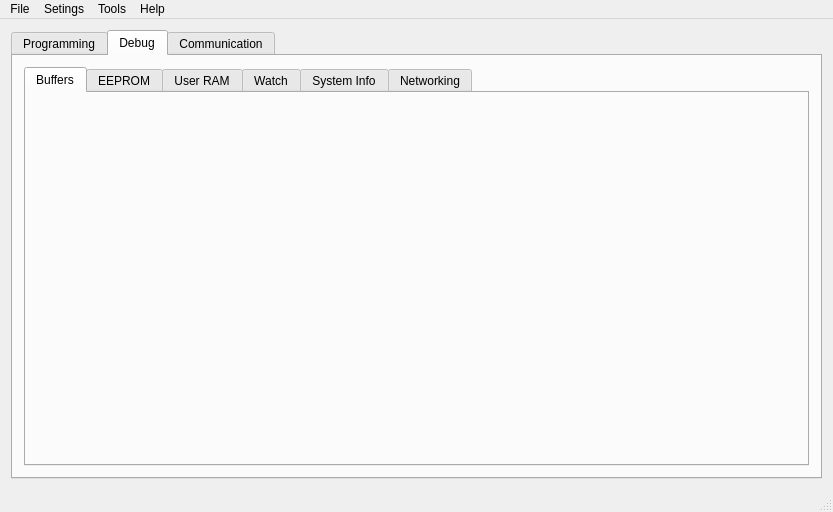
nandra/IDE, file IDE/iqrf_ide/mainwindow.ui: the form before one commit.
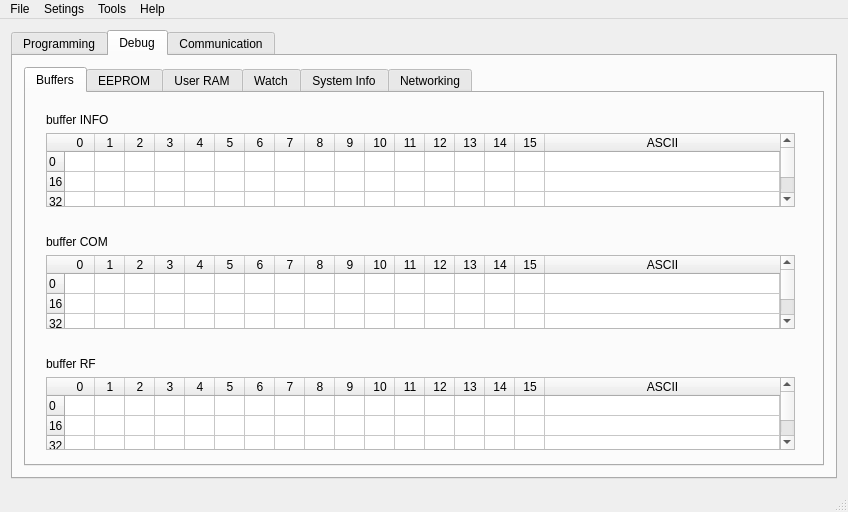
The form after the commit. The open tabs and pages were chosen to show the change. Icons and pictures are not drawn.

Commit message: Add widgets for debug tab.

Diff of the .ui file:
```diff
--- a/IDE/iqrf_ide/mainwindow.ui
+++ b/IDE/iqrf_ide/mainwindow.ui
@@ -6,7 +6,7 @@
    <rect>
     <x>0</x>
     <y>0</y>
-    <width>833</width>
+    <width>848</width>
     <height>512</height>
    </rect>
   </property>
@@ -685,9 +685,462 @@
            <number>1</number>
           </property>
           <widget class="QWidget" name="tab_3">
+           <property name="sizePolicy">
+            <sizepolicy hsizetype="Fixed" vsizetype="Preferred">
+             <horstretch>0</horstretch>
+             <verstretch>0</verstretch>
+            </sizepolicy>
+           </property>
            <attribute name="title">
             <string>Buffers</string>
            </attribute>
+           <widget class="QWidget" name="">
+            <property name="geometry">
+             <rect>
+              <x>9</x>
+              <y>9</y>
+              <width>771</width>
+              <height>116</height>
+             </rect>
+            </property>
+            <layout class="QGridLayout" name="gridLayout_9">
+             <item row="0" column="0">
+              <widget class="QLabel" name="label_2">
+               <property name="text">
+                <string>buffer INFO</string>
+               </property>
+              </widget>
+             </item>
+             <item row="1" column="0">
+              <widget class="QTableWidget" name="tableWidget">
+               <property name="sizePolicy">
+                <sizepolicy hsizetype="Minimum" vsizetype="Preferred">
+                 <horstretch>0</horstretch>
+                 <verstretch>0</verstretch>
+                </sizepolicy>
+               </property>
+               <property name="minimumSize">
+                <size>
+                 <width>0</width>
+                 <height>0</height>
+                </size>
+               </property>
+               <property name="showGrid">
+                <bool>true</bool>
+               </property>
+               <property name="rowCount">
+                <number>3</number>
+               </property>
+               <attribute name="horizontalHeaderCascadingSectionResizes">
+                <bool>false</bool>
+               </attribute>
+               <attribute name="horizontalHeaderDefaultSectionSize">
+                <number>30</number>
+               </attribute>
+               <attribute name="horizontalHeaderStretchLastSection">
+                <bool>true</bool>
+               </attribute>
+               <attribute name="verticalHeaderDefaultSectionSize">
+                <number>20</number>
+               </attribute>
+               <attribute name="verticalHeaderDefaultSectionSize">
+                <number>20</number>
+               </attribute>
+               <attribute name="horizontalHeaderStretchLastSection">
+                <bool>true</bool>
+               </attribute>
+               <attribute name="horizontalHeaderCascadingSectionResizes">
+                <bool>false</bool>
+               </attribute>
+               <attribute name="horizontalHeaderDefaultSectionSize">
+                <number>30</number>
+               </attribute>
+               <row>
+                <property name="text">
+                 <string>0</string>
+                </property>
+               </row>
+               <row>
+                <property name="text">
+                 <string>16</string>
+                </property>
+               </row>
+               <row>
+                <property name="text">
+                 <string>32</string>
+                </property>
+               </row>
+               <column>
+                <property name="text">
+                 <string>0</string>
+                </property>
+               </column>
+               <column>
+                <property name="text">
+                 <string>1</string>
+                </property>
+               </column>
+               <column>
+                <property name="text">
+                 <string>2</string>
+                </property>
+               </column>
+               <column>
+                <property name="text">
+                 <string>3</string>
+                </property>
+               </column>
+               <column>
+                <property name="text">
+                 <string>4</string>
+                </property>
+               </column>
+               <column>
+                <property name="text">
+                 <string>5</string>
+                </property>
+               </column>
+               <column>
+                <property name="text">
+                 <string>6</string>
+                </property>
+               </column>
+               <column>
+                <property name="text">
+                 <string>7</string>
+                </property>
+               </column>
+               <column>
+                <property name="text">
+                 <string>8</string>
+                </property>
+               </column>
+               <column>
+                <property name="text">
+                 <string>9</string>
+                </property>
+               </column>
+               <column>
+                <property name="text">
+                 <string>10</string>
+                </property>
+               </column>
+               <column>
+                <property name="text">
+                 <string>11</string>
+                </property>
+               </column>
+               <column>
+                <property name="text">
+                 <string>12</string>
+                </property>
+               </column>
+               <column>
+                <property name="text">
+                 <string>13</string>
+                </property>
+               </column>
+               <column>
+                <property name="text">
+                 <string>14</string>
+                </property>
+               </column>
+               <column>
+                <property name="text">
+                 <string>15</string>
+                </property>
+               </column>
+               <column>
+                <property name="text">
+                 <string>ASCII</string>
+                </property>
+               </column>
+              </widget>
+             </item>
+            </layout>
+           </widget>
+           <widget class="QWidget" name="">
+            <property name="geometry">
+             <rect>
+              <x>9</x>
+              <y>131</y>
+              <width>771</width>
+              <height>116</height>
+             </rect>
+            </property>
+            <layout class="QGridLayout" name="gridLayout_10">
+             <item row="0" column="0">
+              <widget class="QLabel" name="label_4">
+               <property name="text">
+                <string>buffer COM</string>
+               </property>
+              </widget>
+             </item>
+             <item row="1" column="0">
+              <widget class="QTableWidget" name="tableWidget_2">
+               <property name="showGrid">
+                <bool>true</bool>
+               </property>
+               <property name="rowCount">
+                <number>3</number>
+               </property>
+               <attribute name="horizontalHeaderCascadingSectionResizes">
+                <bool>false</bool>
+               </attribute>
+               <attribute name="horizontalHeaderDefaultSectionSize">
+                <number>30</number>
+               </attribute>
+               <attribute name="horizontalHeaderStretchLastSection">
+                <bool>true</bool>
+               </attribute>
+               <attribute name="verticalHeaderDefaultSectionSize">
+                <number>20</number>
+               </attribute>
+               <row>
+                <property name="text">
+                 <string>0</string>
+                </property>
+               </row>
+               <row>
+                <property name="text">
+                 <string>16</string>
+                </property>
+               </row>
+               <row>
+                <property name="text">
+                 <string>32</string>
+                </property>
+               </row>
+               <column>
+                <property name="text">
+                 <string>0</string>
+                </property>
+               </column>
+               <column>
+                <property name="text">
+                 <string>1</string>
+                </property>
+               </column>
+               <column>
+                <property name="text">
+                 <string>2</string>
+                </property>
+               </column>
+               <column>
+                <property name="text">
+                 <string>3</string>
+                </property>
+               </column>
+               <column>
+                <property name="text">
+                 <string>4</string>
+                </property>
+               </column>
+               <column>
+                <property name="text">
+                 <string>5</string>
+                </property>
+               </column>
+               <column>
+                <property name="text">
+                 <string>6</string>
+                </property>
+               </column>
+               <column>
+                <property name="text">
+                 <string>7</string>
+                </property>
+               </column>
+               <column>
+                <property name="text">
+                 <string>8</string>
+                </property>
+               </column>
+               <column>
+                <property name="text">
+                 <string>9</string>
+                </property>
+               </column>
+               <column>
+                <property name="text">
+                 <string>10</string>
+                </property>
+               </column>
+               <column>
+                <property name="text">
+                 <string>11</string>
+                </property>
+               </column>
+               <column>
+                <property name="text">
+                 <string>12</string>
+                </property>
+               </column>
+               <column>
+                <property name="text">
+                 <string>13</string>
+                </property>
+               </column>
+               <column>
+                <property name="text">
+                 <string>14</string>
+                </property>
+               </column>
+               <column>
+                <property name="text">
+                 <string>15</string>
+                </property>
+               </column>
+               <column>
+                <property name="text">
+                 <string>ASCII</string>
+                </property>
+               </column>
+              </widget>
+             </item>
+            </layout>
+           </widget>
+           <widget class="QWidget" name="">
+            <property name="geometry">
+             <rect>
+              <x>9</x>
+              <y>253</y>
+              <width>771</width>
+              <height>115</height>
+             </rect>
+            </property>
+            <layout class="QGridLayout" name="gridLayout_11">
+             <item row="0" column="0">
+              <widget class="QLabel" name="label_5">
+               <property name="text">
+                <string>buffer RF</string>
+               </property>
+              </widget>
+             </item>
+             <item row="1" column="0">
+              <widget class="QTableWidget" name="tableWidget_3">
+               <property name="showGrid">
+                <bool>true</bool>
+               </property>
+               <property name="rowCount">
+                <number>3</number>
+               </property>
+               <attribute name="horizontalHeaderCascadingSectionResizes">
+                <bool>false</bool>
+               </attribute>
+               <attribute name="horizontalHeaderDefaultSectionSize">
+                <number>30</number>
+               </attribute>
+               <attribute name="horizontalHeaderStretchLastSection">
+                <bool>true</bool>
+               </attribute>
+               <attribute name="verticalHeaderDefaultSectionSize">
+                <number>20</number>
+               </attribute>
+               <row>
+                <property name="text">
+                 <string>0</string>
+                </property>
+               </row>
+               <row>
+                <property name="text">
+                 <string>16</string>
+                </property>
+               </row>
+               <row>
+                <property name="text">
+                 <string>32</string>
+                </property>
+               </row>
+               <column>
+                <property name="text">
+                 <string>0</string>
+                </property>
+               </column>
+               <column>
+                <property name="text">
+                 <string>1</string>
+                </property>
+               </column>
+               <column>
+                <property name="text">
+                 <string>2</string>
+                </property>
+               </column>
+               <column>
+                <property name="text">
+                 <string>3</string>
+                </property>
+               </column>
+               <column>
+                <property name="text">
+                 <string>4</string>
+                </property>
+               </column>
+               <column>
+                <property name="text">
+                 <string>5</string>
+                </property>
+               </column>
+               <column>
+                <property name="text">
+                 <string>6</string>
+                </property>
+               </column>
+               <column>
+                <property name="text">
+                 <string>7</string>
+                </property>
+               </column>
+               <column>
+                <property name="text">
+                 <string>8</string>
+                </property>
+               </column>
+               <column>
+                <property name="text">
+                 <string>9</string>
+                </property>
+               </column>
+               <column>
+                <property name="text">
+                 <string>10</string>
+                </property>
+               </column>
+               <column>
+                <property name="text">
+                 <string>11</string>
+                </property>
+               </column>
+               <column>
+                <property name="text">
+                 <string>12</string>
+                </property>
+               </column>
+               <column>
+                <property name="text">
+                 <string>13</string>
+                </property>
+               </column>
+               <column>
+                <property name="text">
+                 <string>14</string>
+                </property>
+               </column>
+               <column>
+                <property name="text">
+                 <string>15</string>
+                </property>
+               </column>
+               <column>
+                <property name="text">
+                 <string>ASCII</string>
+                </property>
+               </column>
+              </widget>
+             </item>
+            </layout>
+           </widget>
           </widget>
           <widget class="QWidget" name="tab_4">
            <attribute name="title">
@@ -1084,8 +1537,8 @@
     <rect>
      <x>0</x>
      <y>0</y>
-     <width>833</width>
-     <height>24</height>
+     <width>848</width>
+     <height>26</height>
     </rect>
    </property>
    <widget class="QMenu" name="menuSetings">
```
Left out of the diff: 817 changed lines with no effect on the pictures. The commit also changes 1 other file.
